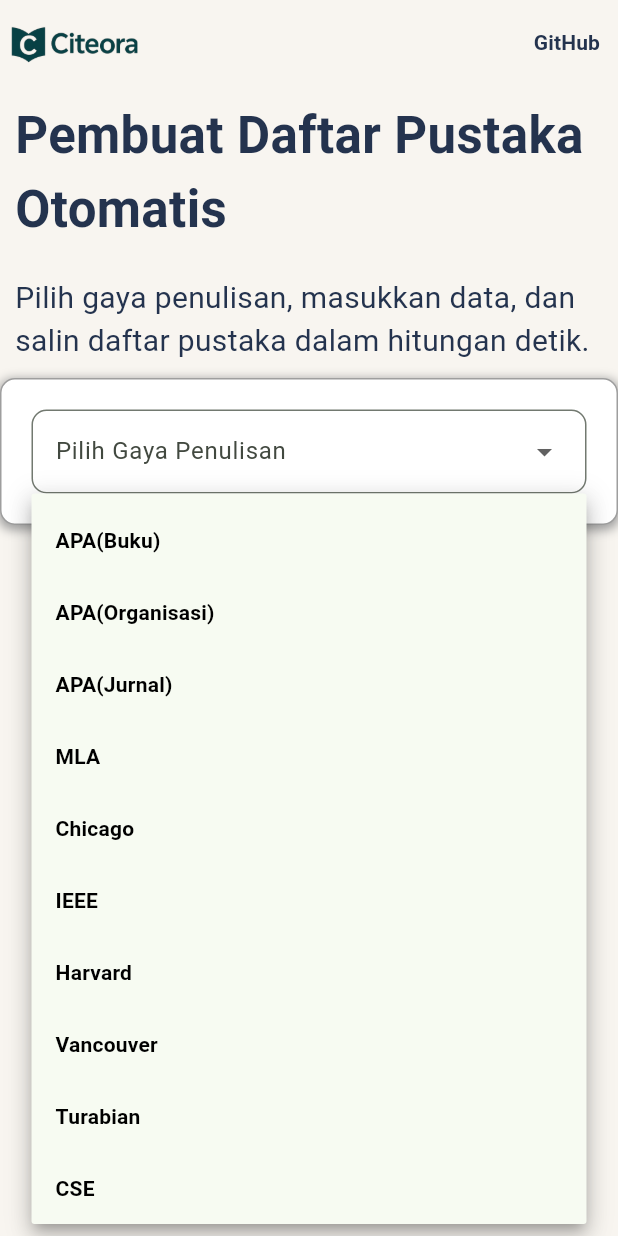
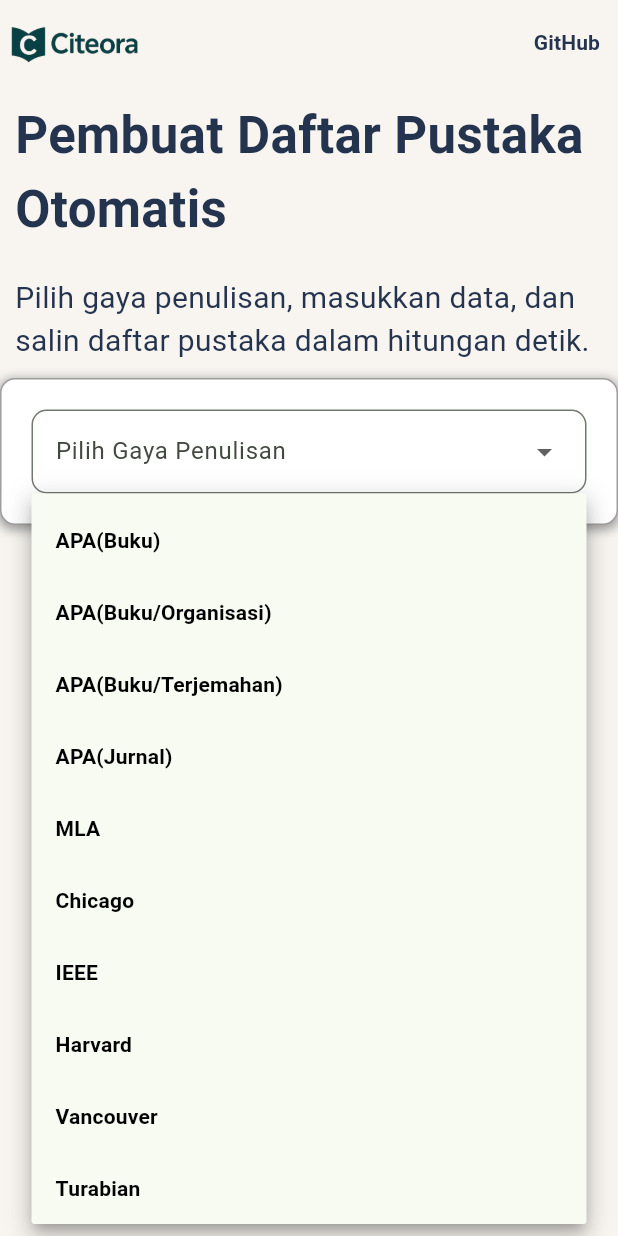
Before and after one commit to tibeesdev/citeora, a Flutter app: the screen it shows after launch, after a tap on "Pilih Gaya Penulisan", on a phone screen of 412 x 824 dp. Run offline on Flutter 3.47's test engine with Material 3 defaults, Android fonts, the phone set to English and light mode, and no system bars; our stand-ins replace dropdown_button2.

Commit message:
save point, perubahan rencana

```diff
--- a/lib/main.dart
+++ b/lib/main.dart
@@ -73,7 +73,8 @@ class _MyHomePageState extends State<MyHomePage> {
   // list style daftar pustaka
   List<String> get listStyle => [
     'APA(Buku)',
-    'APA(Organisasi)',
+    'APA(Buku/Organisasi)',
+    'APA(Buku/Terjemahan)',
     'APA(Jurnal)',
     'MLA',
     'Chicago',
@@ -85,17 +86,10 @@ class _MyHomePageState extends State<MyHomePage> {
     'AMA',
   ];
 
+
   // style yang dipilih
   String? selectedStyle = '';
 
-  // list input APA
-  //List listAPABuku = ['Tahun Penerbitan', 'Judul Buku', 'Penerbit'];
-  List listAPAOrganisasiBuku = [
-    'Nama Organisasi',
-    'Tahun Penerbitan',
-    'Judul Buku',
-    'Penerbit',
-  ];
   // mappping pilihan style dengan data yang diperlukan untuk diinput
   Map<String, List<String>> get mapStyletoInput => {
     listStyle[0]: [
@@ -109,6 +103,8 @@ class _MyHomePageState extends State<MyHomePage> {
       'Judul Buku',
       'Penerbit',
     ], // apa style untuk buku yang diterbitkan oleh organisasi
+
+    listStyle[2]: [],
   };
 
   // list string untuk input (karena inisiasi tidak mungkin di dalam builder)
@@ -260,6 +256,8 @@ class _MyHomePageState extends State<MyHomePage> {
       }
       formatted_string =
           listStyle[0] + listStyle[1] + listStyle[2] + listStyle[3];
+    } else if (style == listStyle[2]) {
+      //APA style untuk buku terjemahan
     }
 
     return formatted_string; // return string yang sudah di format
```
